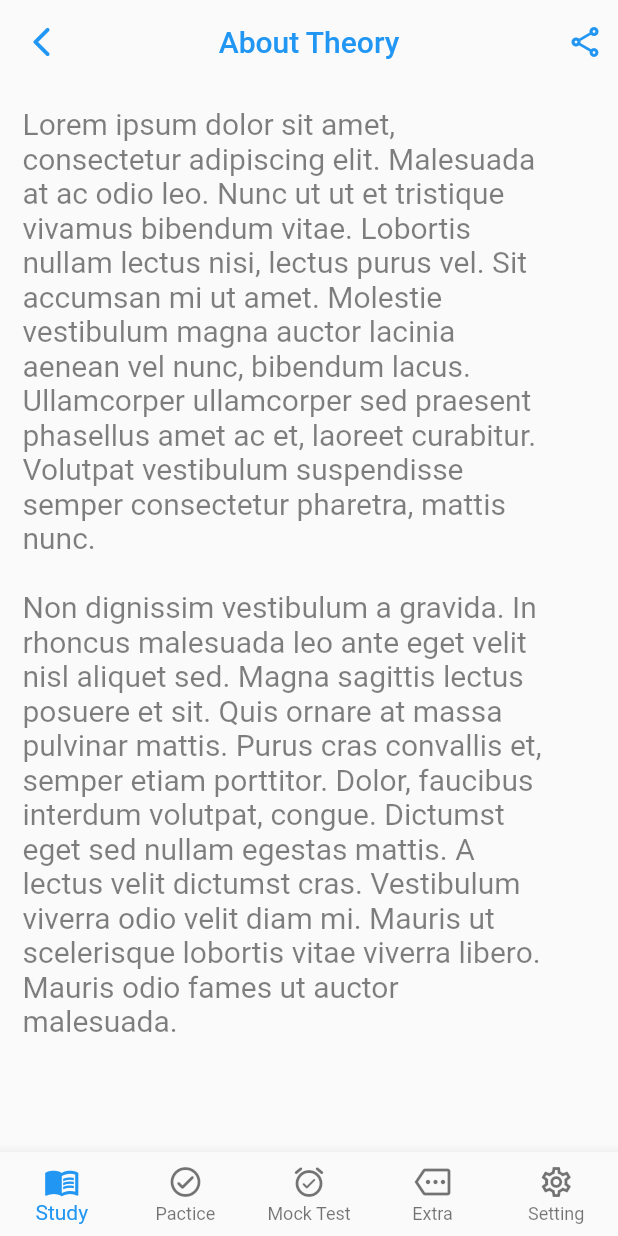
After one commit to metaspook/theory_test, a Flutter app: the screen it shows after launch, after a tap on "Find a driving test centre", on a phone screen of 412 x 824 dp. The commit adds this screen. Run offline on Flutter 3.47's test engine with Material 2 defaults, Android fonts, the phone set to English and light mode, and no system bars.

Commit message:
add about page

```diff
--- a/lib/main.dart
+++ b/lib/main.dart
@@ -1,4 +1,5 @@
 import 'package:flutter/material.dart';
+import 'package:theory_test/pages/about_theory.dart';
 import 'package:theory_test/pages/extra_page.dart';
 import 'package:theory_test/pages/home_page.dart';
 
@@ -22,6 +23,7 @@ class MyApp extends StatelessWidget {
         secondary: Theme.of(context).scaffoldBackgroundColor,
       )),
       home: const ExtraPage(),
+      // home: const AboutTheory(),
       // home: const HomePage(),
     );
   }
--- /dev/null
+++ b/lib/pages/about_theory.dart
@@ -0,0 +1,26 @@
+import 'package:flutter/material.dart';
+import 'package:theory_test/utils/constant.dart';
+import 'package:theory_test/widgets/custom_appbar.dart';
+import 'package:theory_test/widgets/custom_bottom_navigation_bar.dart';
+
+class AboutTheory extends StatelessWidget {
+  const AboutTheory({Key? key}) : super(key: key);
+
+  @override
+  Widget build(BuildContext context) {
+    return Scaffold(
+        bottomNavigationBar: CustomBottomNavigationBar(),
+        appBar: const CustomAppBar(title: 'About Theory'),
+        body: Padding(
+          padding: const EdgeInsets.all(15),
+          child: SelectableText(
+            Constant.loremText,
+            // textAlign: TextAlign.center,
+            style: Theme.of(context).textTheme.headline6!.copyWith(
+                  fontWeight: FontWeight.normal,
+                  color: Colors.black.withOpacity(0.50),
+                ),
+          ),
+        ));
+  }
+}
--- a/lib/pages/extra_page.dart
+++ b/lib/pages/extra_page.dart
@@ -1,4 +1,5 @@
 import 'package:flutter/material.dart';
+import 'package:theory_test/utils/constant.dart';
 import 'package:theory_test/widgets/custom_appbar.dart';
 import 'package:theory_test/widgets/custom_bottom_navigation_bar.dart';
 import 'package:theory_test/widgets/extra_page_card_button.dart';
@@ -6,24 +7,16 @@ import 'package:theory_test/widgets/extra_page_card_button.dart';
 class ExtraPage extends StatelessWidget {
   const ExtraPage({Key? key}) : super(key: key);
 
-  static const _cardButtonTitleList = <String>{
-    "Find a driving test centre",
-    "More about the theory test",
-    "The Official Highway Code",
-    "Useful links",
-    "More DVSA products",
-    "How to use this app",
-    "Share this app",
-    "Tell us what you think",
-  };
-
+//
   @override
   Widget build(BuildContext context) {
     final colorScheme = Theme.of(context).colorScheme;
-
     return Scaffold(
         bottomNavigationBar: CustomBottomNavigationBar(),
-        appBar: const CustomAppBar(title: 'Extra'),
+        appBar: const CustomAppBar(
+          title: 'Extra',
+          iconData: Icons.dashboard_outlined,
+        ),
         body: Center(
           child: Padding(
             padding: const EdgeInsets.all(8.0),
@@ -31,8 +24,14 @@ class ExtraPage extends StatelessWidget {
               // mainAxisAlignment: MainAxisAlignment.center,
               crossAxisAlignment: CrossAxisAlignment.stretch,
               children: [
-                for (final e in _cardButtonTitleList)
-                  ExtraPageCardButton(text: e)
+                for (final e in Constant.cardButtonElements)
+                  ExtraPageCardButton(
+                    title: e['title'],
+                    onTap: () => Navigator.push(
+                      context,
+                      MaterialPageRoute(builder: (context) => e['page']),
+                    ),
+                  )
               ],
             ),
           ),
--- a/lib/pages/home_page.dart
+++ b/lib/pages/home_page.dart
@@ -13,7 +13,10 @@ class HomePage extends StatelessWidget {
 
     return Scaffold(
         bottomNavigationBar: CustomBottomNavigationBar(),
-        appBar: const CustomAppBar(title: 'Theory test'),
+        appBar: const CustomAppBar(
+          title: 'Theory test',
+          iconData: Icons.dashboard_outlined,
+        ),
         body: Center(
           child: Padding(
             padding: const EdgeInsets.all(8.0),
--- /dev/null
+++ b/lib/utils/constant.dart
@@ -0,0 +1,67 @@
+import 'package:theory_test/pages/about_theory.dart';
+
+class Constant {
+  static const cardButtonElements = <Map<String, dynamic>>[
+    {
+      "title": "Find a driving test centre",
+      "page": AboutTheory(),
+    },
+    {
+      "title": "More about the theory test",
+      "page": AboutTheory(),
+    },
+    {
+      "title": "The Official Highway Code",
+      "page": AboutTheory(),
+    },
+    {
+      "title": "Useful links",
+      "page": AboutTheory(),
+    },
+    {
+      "title": "More DVSA products",
+      "page": AboutTheory(),
+    },
+    {
+      "title": "How to use this app",
+      "page": AboutTheory(),
+    },
+    {
+      "title": "Share this app",
+      "page": AboutTheory(),
+    },
+    {
+      "title": "Tell us what you think",
+      "page": AboutTheory(),
+    },
+  ];
+
+  static const String loremText = """
+Lorem ipsum dolor sit amet,
+consectetur adipiscing elit. Malesuada
+at ac odio leo. Nunc ut ut et tristique
+vivamus bibendum vitae. Lobortis
+nullam lectus nisi, lectus purus vel. Sit
+accumsan mi ut amet. Molestie
+vestibulum magna auctor lacinia
+aenean vel nunc, bibendum lacus.
+Ullamcorper ullamcorper sed praesent
+phasellus amet ac et, laoreet curabitur.
+Volutpat vestibulum suspendisse
+semper consectetur pharetra, mattis
+nunc.
+
+Non dignissim vestibulum a gravida. In
+rhoncus malesuada leo ante eget velit
+nisl aliquet sed. Magna sagittis lectus
+posuere et sit. Quis ornare at massa
+pulvinar mattis. Purus cras convallis et,
+semper etiam porttitor. Dolor, faucibus
+interdum volutpat, congue. Dictumst
+eget sed nullam egestas mattis. A
+lectus velit dictumst cras. Vestibulum
+viverra odio velit diam mi. Mauris ut
+scelerisque lobortis vitae viverra libero.
+Mauris odio fames ut auctor
+malesuada.""";
+}
--- a/lib/widgets/custom_appbar.dart
+++ b/lib/widgets/custom_appbar.dart
@@ -1,8 +1,12 @@
 import 'package:flutter/material.dart';
+import 'package:theory_test/utils/method.dart';
 
 class CustomAppBar extends StatelessWidget implements PreferredSizeWidget {
-  const CustomAppBar({Key? key, required this.title}) : super(key: key);
+  const CustomAppBar({Key? key, required this.title, this.iconData})
+      : super(key: key);
+  // const CustomAppBar.secondary({Key? key, required this.title}) : super(key: key);
   final String title;
+  final IconData? iconData;
 
   @override
   Size get preferredSize => const Size.fromHeight(kToolbarHeight);
@@ -14,8 +18,20 @@ class CustomAppBar extends StatelessWidget implements PreferredSizeWidget {
       iconTheme: IconThemeData(color: colorScheme.primary),
       backgroundColor: colorScheme.secondary,
       elevation: 0,
-      // automaticallyImplyLeading: false,
-      leading: const Icon(Icons.dashboard_outlined),
+      // automaticallyImplyLeading: true,
+
+      leading: iconData == null
+          ? IconButton(
+              icon: Icon(Icons.arrow_back_ios_rounded),
+              onPressed: () => Method.goBack(context),
+            )
+          : IconButton(
+              icon: Icon(
+                iconData,
+                color: colorScheme.primary,
+              ),
+              onPressed: () => Method.goHome(context),
+            ),
       actions: const [
         Icon(Icons.share_outlined),
         SizedBox(width: 10),
```
Also changed, not shown: lib/utils/method.dart (added, +15 -0 lines), lib/widgets/extra_page_card_button.dart (+11 -5 lines).
